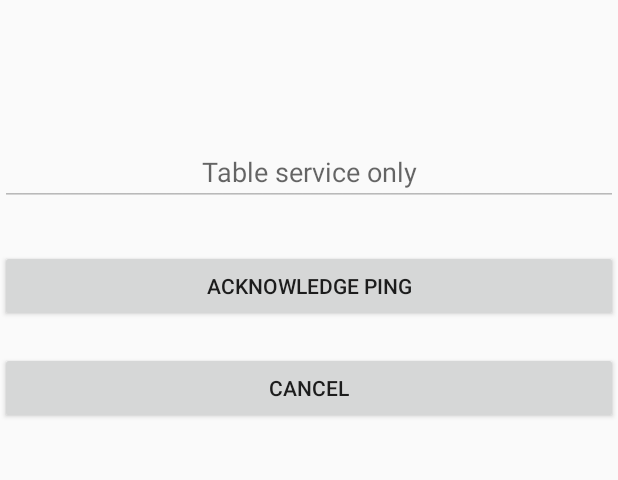
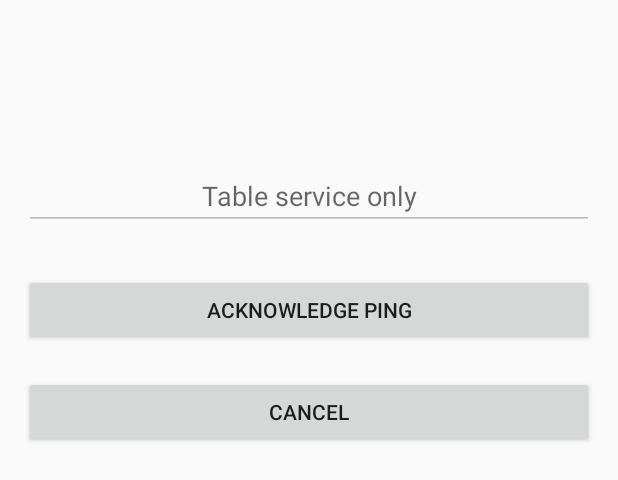
Before and after one commit to Nihilius/WheresMyWaiter, an Android app: the layout view_table_info_dialog.xml on its own in the app's theme, with its tools: preview values and no code run, on a phone screen of 412 x 824 dp. Shown: the top 480 px of the screen. Run offline under Robolectric (Android 15) with nearby library versions, the phone set to English and light mode, and no system bars.

Commit message:
Fixed dialog layout

```diff
--- a/app/src/main/res/layout/view_table_info_dialog.xml
+++ b/app/src/main/res/layout/view_table_info_dialog.xml
@@ -1,7 +1,9 @@
 <?xml version="1.0" encoding="utf-8"?>
-<RelativeLayout
+<LinearLayout
     xmlns:android="http://schemas.android.com/apk/res/android" android:layout_width="match_parent"
-    android:layout_height="match_parent">
+    android:layout_height="match_parent"
+    android:orientation="vertical"
+    android:padding="@dimen/activity_horizontal_margin">
 
 
     <EditText
@@ -34,5 +36,6 @@
         android:layout_below="@id/acknowledgePing"
         android:layout_centerHorizontal="true"
         android:layout_centerVertical="true"
+
         android:text="Cancel" />
-</RelativeLayout>
+</LinearLayout>
```
